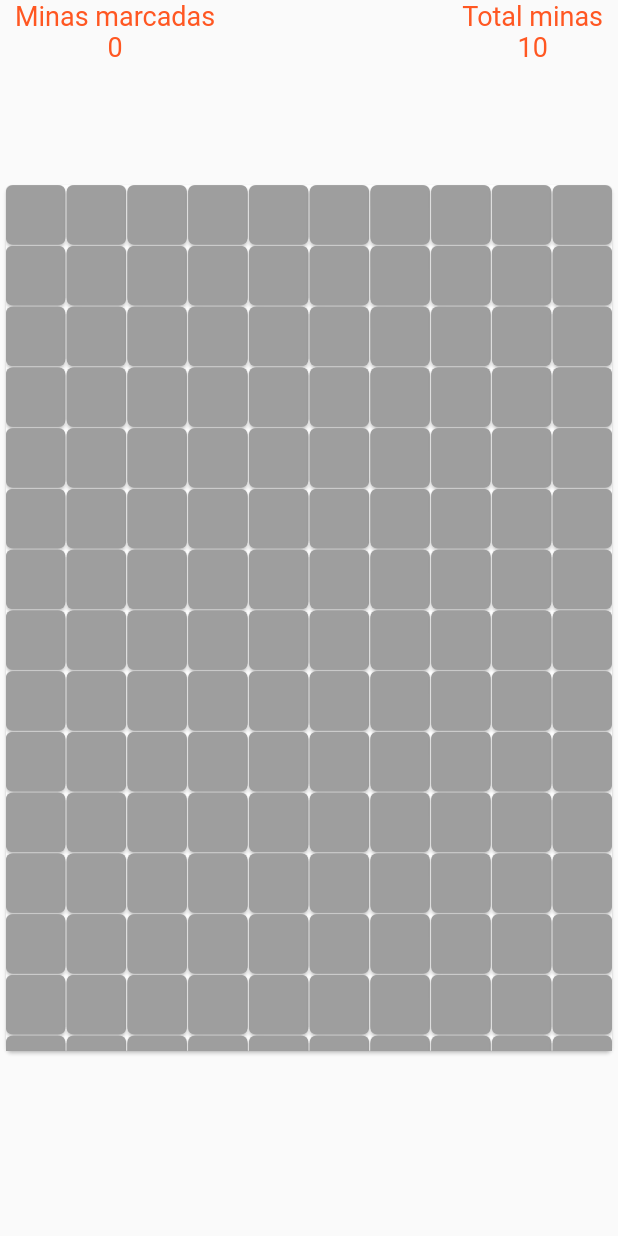
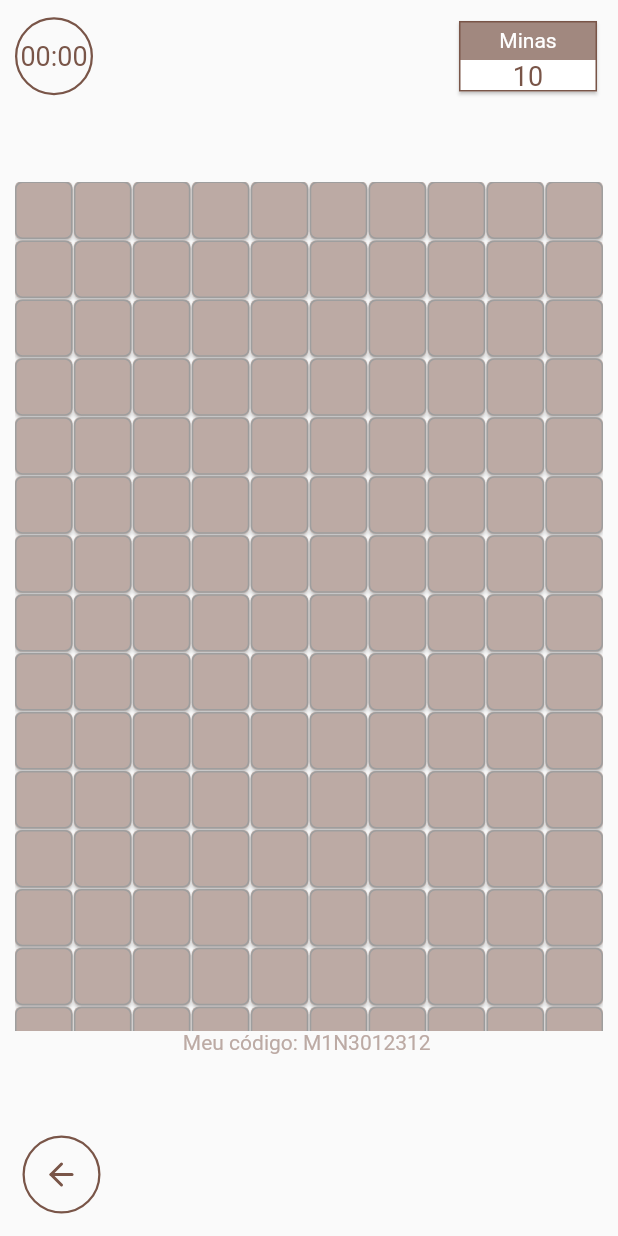
Before and after one commit to matheusrmribeiro/desafio_campominado, a Flutter app: the MineField screen opened directly, on a phone screen of 412 x 824 dp. Run offline on Flutter 3.47's test engine with Material 2 defaults, Android fonts, the phone set to English and light mode, and no system bars; our stand-ins replace flutter_icons, flutter_mobx, mobx; generated files the repository leaves out were written again.

Commit message:
Layout improvements

```diff
--- a/lib/controller/field_controller.dart
+++ b/lib/controller/field_controller.dart
@@ -42,7 +42,7 @@ abstract class _FieldController with Store {
   @computed
   get color{
     if (isCovered)
-      return Colors.grey;
+      return Colors.brown[200];
 
     if (hasMine)
       return Colors.red;
@@ -85,4 +85,5 @@ abstract class _FieldController with Store {
       ),
     );
   }
+
 }
--- a/lib/views/minefield.dart
+++ b/lib/views/minefield.dart
@@ -1,6 +1,7 @@
 import 'package:desafio_campominado/controller/field_controller.dart';
 import 'package:desafio_campominado/controller/minefield_controller.dart';
 import 'package:flutter/material.dart';
+import 'package:flutter_icons/flutter_icons.dart';
 import 'package:flutter_mobx/flutter_mobx.dart';
 
 enum Choose { play, watch }
@@ -17,18 +18,22 @@ class MineField extends StatelessWidget {
       body: Container(
         child: Stack(
           children: <Widget>[
-            // TODO - Score, time, restart
             Container(
               child: Scoreboard(minefield: minefield),
             ),
-
-            // Field 10x15
             Align(
               alignment: Alignment.center,
               child: Container(
-                height: 585,
-                child: Card(
-                  child: GridView.count(
+                padding: EdgeInsets.only(left: 10, right: 10),
+                height: 582,
+                child: Column(
+                  mainAxisAlignment: MainAxisAlignment.start,
+                  children: <Widget>[
+                    Expanded(
+                      child: Observer(
+                        builder: (_) {
+                          return GridView.count(
+                            physics: NeverScrollableScrollPhysics(),
                             padding: EdgeInsets.all(0),
                             crossAxisCount: 10,
                             crossAxisSpacing: 1,
@@ -39,7 +44,62 @@ class MineField extends StatelessWidget {
                                 onLongPress: (){ minefield.onLongPress(item); },
                               );
                             }).toList()
+                          );
+                        }
+                      ),
+                    ),
+                    SelectableText("Meu código: M1N3012312",
+                      style: TextStyle(
+                        color: Colors.brown[200]
+                      ),
                     )
+                  ],
+                ),
+              ),
+            ),
+            Observer(
+              builder: (_) {
+                return Visibility(
+                  visible: minefield.gameOver,
+                  child: Align(
+                    alignment: Alignment.bottomCenter,
+                    child: Container(
+                      margin: EdgeInsets.only(bottom: 15),
+                      width: 110,
+                      height: 52,
+                      child: RaisedButton(
+                        color: Colors.brown[300],
+                        onPressed: (){
+                          minefield.restart();
+                        },
+                        child: Text("Recomeçar",
+                          style: TextStyle(
+                            color: Colors.white
+                          ),
+                        ),
+                      ),
+                    ),
+                  ),
+                );
+              }
+            ),
+            Align(
+              alignment: Alignment.bottomLeft,
+              child: Container(
+                width: 52,
+                height: 52,
+                margin: EdgeInsets.only(left: 15, bottom: 15),
+                decoration: BoxDecoration(
+                  borderRadius: BorderRadius.circular(120),
+                  border: Border.all(color: Colors.brown, width: 1.5)
+                ),
+                child: InkWell(
+                  borderRadius: BorderRadius.circular(120),
+                  splashColor: Colors.brown[200],
+                  onTap: (){ Navigator.of(context).pop(); },
+                  child: Center(
+                    child: Icon(Feather.arrow_left, color: Colors.brown,)
+                  ),
                 ),
               ),
             ),
@@ -99,53 +159,46 @@ class Scoreboard extends StatelessWidget {
   Widget build(BuildContext context) {
     return SafeArea(
       child: Container(
-        padding: EdgeInsets.only(left: 10, right: 10),
+        padding: EdgeInsets.only(left: 10, right: 10, top: 10),
         height: 200,
         child: Column(
           children: <Widget>[
             Row(
               mainAxisAlignment: MainAxisAlignment.spaceBetween,
               children: <Widget>[
-                Column(
-                  children: <Widget>[
-                    Text("Minas marcadas",
+                Container(
+                  width: 52,
+                  height: 52,
+                  decoration: BoxDecoration(
+                    borderRadius: BorderRadius.circular(120),
+                    border: Border.all(color: Colors.brown, width: 1.5)
+                  ),
+                  child: Center(
+                    child: Observer(
+                      builder: (_) {
+                        return Text(minefield.time,
                           style: TextStyle(
-                        color: Colors.deepOrange,
-                        fontSize: 18,
-                      ),
-                    ),
-                    Observer(
-                      builder: (_) {
-                        return Text(minefield.flaggedMines.toString(),
-                          style: TextStyle(
-                            color: Colors.deepOrange,
+                            color: Colors.brown,
                             fontSize: 18,
                           )
                         );
                       }
-                    )
-                  ],
-                ),
-                Column(
-                  children: <Widget>[
-                    Text("Total minas",
-                      style: TextStyle(
-                        color: Colors.deepOrange,
-                        fontSize: 18,
                     ),
                   ),
-                    Observer(
+                ),
+                InfoBoard(
+                  title: "Minas",
+                  child: Observer(
                     builder: (_) {
-                        return Text(minefield.totalMines.toString(),
+                      return Text(minefield.flaggedMines.toString(),
                         style: TextStyle(
-                            color: Colors.deepOrange,
+                          color: Colors.brown,
                           fontSize: 18,
                         )
                       );
                     }
-                    )
-                  ],
-                )
+                  ),
+                ),
               ],
             )
           ],
@@ -154,3 +207,37 @@ class Scoreboard extends StatelessWidget {
     );
   }
 }
+
+class InfoBoard extends StatelessWidget {
+
+  const InfoBoard({Key key, this.child, this.title}) : super(key: key);
+
+  final Widget child;
+  final String title;
+
+  @override
+  Widget build(BuildContext context) {
+    return Container(
+      width: 100,
+      child: Card(
+        shape: Border.all(color: Colors.brown),
+        child: Column(
+          children: <Widget>[
+            Container(
+              width: double.infinity,
+              padding: EdgeInsets.all(5),
+              color: Colors.brown[300],
+              child: Text(title,
+                style: TextStyle(
+                  color: Colors.white,
+                ),
+                textAlign: TextAlign.center,
+              ),
+            ),
+            child
+          ],
+        ),
+      ),
+    );
+  }
+}
--- a/pubspec.yaml
+++ b/pubspec.yaml
@@ -27,6 +27,7 @@ dependencies:
   flutter_mobx:
   get_it:
   flutter_icons:
+  intl:
 
 dev_dependencies:
   flutter_test:
```
Also changed, not shown: lib/controller/minefield_controller.dart (+66 -4 lines), lib/controller/minefield_controller.g.dart. Lines whose indentation alone changed are shown as unchanged.
